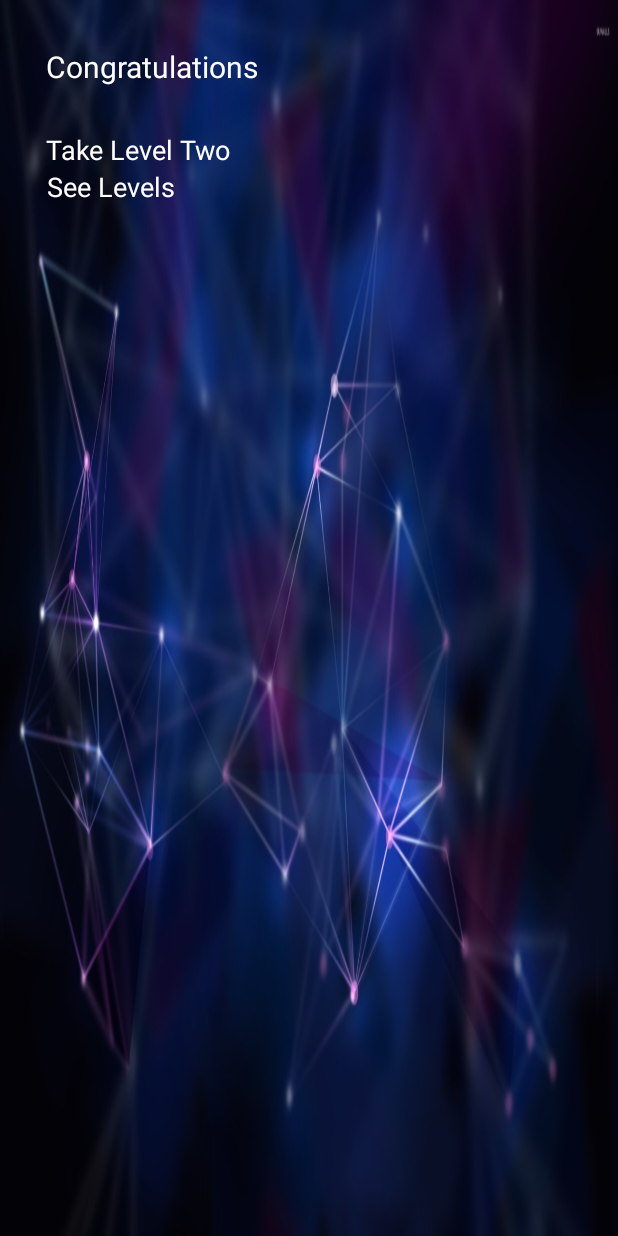
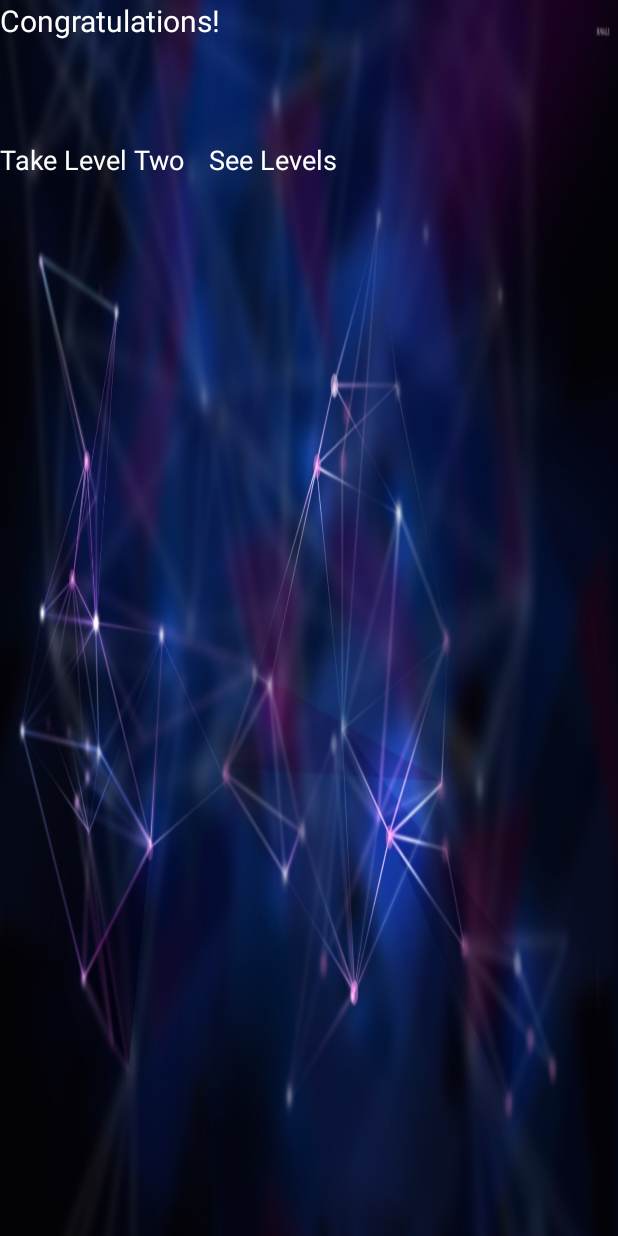
Before and after one commit to Blasanka/android_quiz_app, an Android app: the layout layout_score.xml on its own in the app's theme, with its tools: preview values and no code run, on a phone screen of 412 x 824 dp. Run offline under Robolectric (Android 15) with nearby library versions, the phone set to English and light mode, and no system bars.

Commit message:
All three levels with timeOut and score calculation with finished score layout

```diff
--- a/app/src/main/res/layout/layout_score.xml
+++ b/app/src/main/res/layout/layout_score.xml
@@ -1,9 +1,8 @@
 <?xml version="1.0" encoding="utf-8"?>
 <LinearLayout xmlns:android="http://schemas.android.com/apk/res/android"
-    android:orientation="vertical" android:layout_width="match_parent"
-    android:layout_height="wrap_content"
-    android:layout_margin="15dp"
-    android:padding="15dp">
+    android:orientation="vertical"
+    android:layout_width="match_parent"
+    android:layout_height="wrap_content">
     <TextView
         android:layout_width="wrap_content"
         android:layout_height="wrap_content"
@@ -15,13 +14,27 @@
     <TextView
         android:layout_width="wrap_content"
         android:layout_height="wrap_content"
-        android:textSize="22sp"
+        android:textSize="13sp"
         android:textColor="@color/white"
         android:textAlignment="center"
-        android:id="@+id/scoreTv" />
+        android:id="@+id/noticeMessageTv"
+        android:layout_marginBottom="5dp"/>
     <TextView
         android:layout_width="wrap_content"
         android:layout_height="wrap_content"
+        android:textSize="24sp"
+        android:textColor="@color/darkYellow"
+        android:textAlignment="center"
+        android:id="@+id/scoreTv" />
+    <LinearLayout
+        android:layout_width="wrap_content"
+        android:layout_height="wrap_content"
+        android:orientation="horizontal"
+        android:layout_marginTop="10dp">
+        <TextView
+            android:layout_width="wrap_content"
+            android:layout_height="wrap_content"
+            android:layout_marginEnd="15dp"
             android:textSize="18sp"
             android:textColor="@color/white"
             android:text="@string/take_level_two"
@@ -36,3 +49,4 @@
             android:textAlignment="center"
             android:id="@+id/levelsBt" />
     </LinearLayout>
+</LinearLayout>
--- a/app/src/main/res/values/colors.xml
+++ b/app/src/main/res/values/colors.xml
@@ -5,6 +5,7 @@
     <color name="colorAccent">#F1D9E2</color>
     <color name="white">#FFFFFF</color>
     <color name="grey">#A09797</color>
+    <color name="green">#00E409</color>
     <color name="darkYellow">#FAE12B</color>
     <color name="whiteWithOpacity">#33FFFFFF</color>
 </resources>
--- a/app/src/main/res/values/strings.xml
+++ b/app/src/main/res/values/strings.xml
@@ -10,6 +10,11 @@
     <string name="finished_time_format">00:00</string>
     <string name="finish_quiz_label">Finish</string>
     <string name="see_levels_label">See Levels</string>
-    <string name="congratulations">Congratulations</string>
+    <string name="congratulations">Congratulations!</string>
     <string name="take_level_two">Take Level Two</string>
+    <string name="continue_notice_message">Now you can continue to the next level.</string>
+    <string name="cannot_continue_notice_message">You must pass this level to continue.</string>
+    <string name="failed_level_message">Sorry, you failed this level</string>
+    <string name="zero">0</string>
+    <string name="win_message">You won</string>
 </resources>
```
Also changed, not shown: app/src/main/java/prog/com/quizapp/activities/QuizActivity.java (+52 -15 lines), app/src/main/java/prog/com/quizapp/utils/CalculateScore.java (+15 -2 lines). Lines whose indentation alone changed are shown as unchanged.
